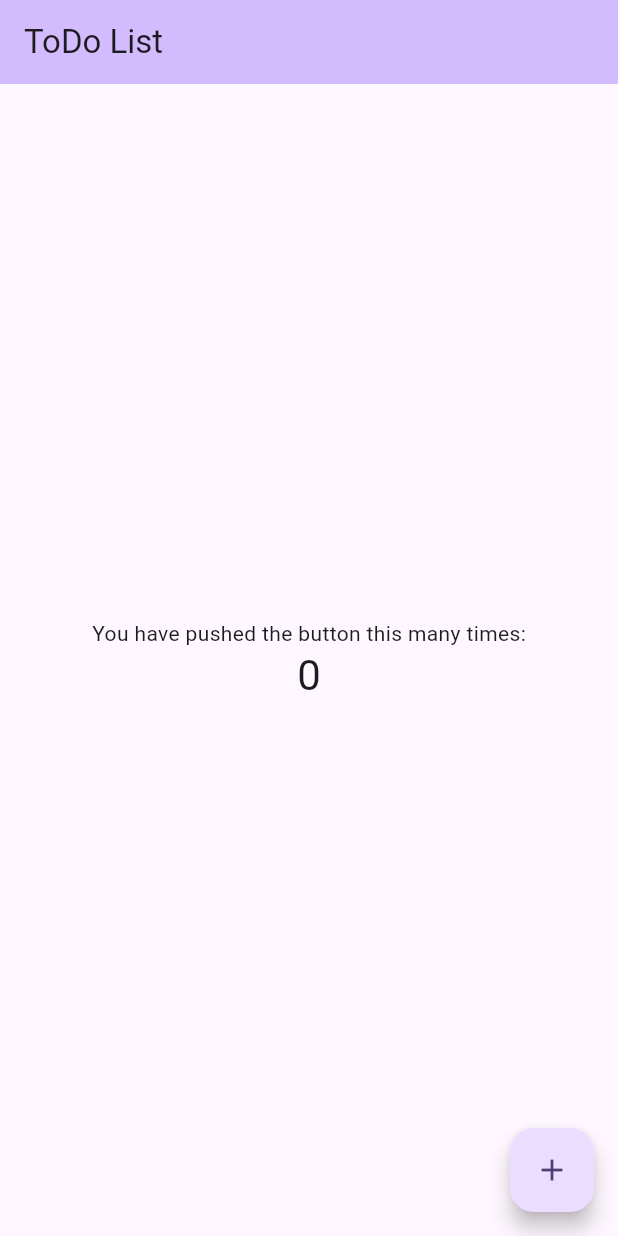
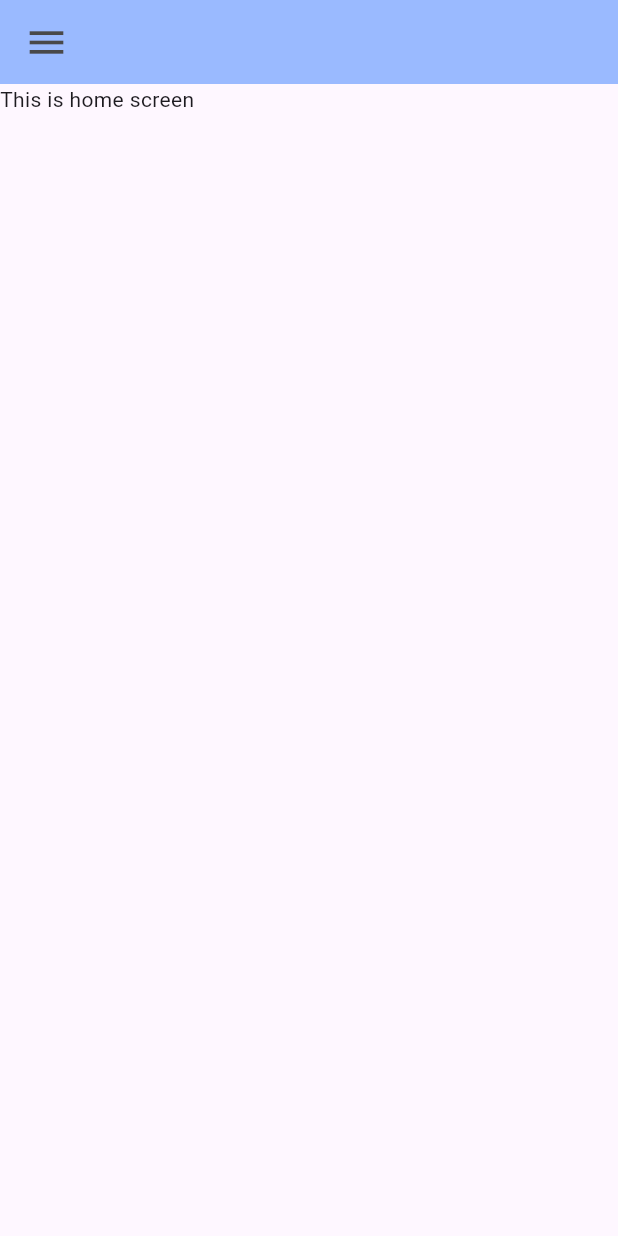
Before and after one commit to Tristan-Thompson876/To-do-list-app, a Flutter app: the screen it shows after launch, on a phone screen of 412 x 824 dp. Run offline on Flutter 3.47's test engine with Material 3 defaults, Android fonts, the phone set to English and light mode, and no system bars.

Commit message:
home page and icon

```diff
--- /dev/null
+++ b/to_do_list/lib/Screens/home.dart
@@ -0,0 +1,25 @@
+import 'package:flutter/material.dart';
+import 'package:to_do_list/constants/colors.dart';
+
+class Home extends StatelessWidget {
+  const Home();
+
+  @override
+  Widget build(BuildContext context){
+    return Scaffold(
+      appBar: AppBar(
+        backgroundColor: tLBlue,
+        title: Row(children: [
+          Icon(
+            Icons.menu,
+            color: tBlack,
+            size: 30,
+            )
+          ],),
+      ),
+      body: Container(
+        child: Text('This is home screen'),
+       ),
+    );
+  }
+}
--- a/to_do_list/lib/constants/colors.dart
+++ b/to_do_list/lib/constants/colors.dart
@@ -1,4 +1,11 @@
 import 'package:flutter/material.dart';
 
 //colours
-const Color blue = Color(0xFF5F52EE);
+const Color tRed = Color.fromARGB(255, 202, 72, 72);
+
+const Color tBlue = Color.fromARGB(255, 29, 17, 167);
+const Color tLBlue = Color.fromARGB(255, 154, 186, 255);
+
+const Color tBlack = Color.fromARGB(255, 73, 73, 73);
+const Color tGrey = Color.fromARGB(255, 107, 106, 106);
+const Color tWhite = Color.fromARGB(255, 255, 255, 255);
--- a/to_do_list/lib/main.dart
+++ b/to_do_list/lib/main.dart
@@ -1,4 +1,5 @@
 import 'package:flutter/material.dart';
+import 'package:to_do_list/Screens/home.dart';
 
 void main() {
   runApp(const MyApp());
@@ -10,116 +11,9 @@ class MyApp extends StatelessWidget {
   // This widget is the root of your application.
   @override
   Widget build(BuildContext context) {
-    return MaterialApp(
-      title: 'Flutter Demo',
-      theme: ThemeData(
-        // This is the theme of your application.
-        //
-        // TRY THIS: Try running your application with "flutter run". You'll see
-        // the application has a purple toolbar. Then, without quitting the app,
-        // try changing the seedColor in the colorScheme below to Colors.green
-        // and then invoke "hot reload" (save your changes or press the "hot
-        // reload" button in a Flutter-supported IDE, or press "r" if you used
-        // the command line to start the app).
-        //
-        // Notice that the counter didn't reset back to zero; the application
-        // state is not lost during the reload. To reset the state, use hot
-        // restart instead.
-        //
-        // This works for code too, not just values: Most code changes can be
-        // tested with just a hot reload.
-        colorScheme: ColorScheme.fromSeed(seedColor: Colors.deepPurple),
-        useMaterial3: true,
-      ),
-      home: const MyHomePage(title: 'ToDo List'),
+    return const MaterialApp(
+      title: 'ToDo App',
+      home: Home(),
     );
   }
 }
-
-class MyHomePage extends StatefulWidget {
-  const MyHomePage({super.key, required this.title});
-
-  // This widget is the home page of your application. It is stateful, meaning
-  // that it has a State object (defined below) that contains fields that affect
-  // how it looks.
-
-  // This class is the configuration for the state. It holds the values (in this
-  // case the title) provided by the parent (in this case the App widget) and
-  // used by the build method of the State. Fields in a Widget subclass are
-  // always marked "final".
-
-  final String title;
-
-  @override
-  State<MyHomePage> createState() => _MyHomePageState();
-}
-
-class _MyHomePageState extends State<MyHomePage> {
-  int _counter = 0;
-
-  void _incrementCounter() {
-    setState(() {
-      // This call to setState tells the Flutter framework that something has
-      // changed in this State, which causes it to rerun the build method below
-      // so that the display can reflect the updated values. If we changed
-      // _counter without calling setState(), then the build method would not be
-      // called again, and so nothing would appear to happen.
-      _counter++;
-    });
-  }
-
-  @override
-  Widget build(BuildContext context) {
-    // This method is rerun every time setState is called, for instance as done
-    // by the _incrementCounter method above.
-    //
-    // The Flutter framework has been optimized to make rerunning build methods
-    // fast, so that you can just rebuild anything that needs updating rather
-    // than having to individually change instances of widgets.
-    return Scaffold(
-      appBar: AppBar(
-        // TRY THIS: Try changing the color here to a specific color (to
-        // Colors.amber, perhaps?) and trigger a hot reload to see the AppBar
-        // change color while the other colors stay the same.
-        backgroundColor: Theme.of(context).colorScheme.inversePrimary,
-        // Here we take the value from the MyHomePage object that was created by
-        // the App.build method, and use it to set our appbar title.
-        title: Text(widget.title),
-      ),
-      body: Center(
-        // Center is a layout widget. It takes a single child and positions it
-        // in the middle of the parent.
-        child: Column(
-          // Column is also a layout widget. It takes a list of children and
-          // arranges them vertically. By default, it sizes itself to fit its
-          // children horizontally, and tries to be as tall as its parent.
-          //
-          // Column has various properties to control how it sizes itself and
-          // how it positions its children. Here we use mainAxisAlignment to
-          // center the children vertically; the main axis here is the vertical
-          // axis because Columns are vertical (the cross axis would be
-          // horizontal).
-          //
-          // TRY THIS: Invoke "debug painting" (choose the "Toggle Debug Paint"
-          // action in the IDE, or press "p" in the console), to see the
-          // wireframe for each widget.
-          mainAxisAlignment: MainAxisAlignment.center,
-          children: <Widget>[
-            const Text(
-              'You have pushed the button this many times:',
-            ),
-            Text(
-              '$_counter',
-              style: Theme.of(context).textTheme.headlineMedium,
-            ),
-          ],
-        ),
-      ),
-      floatingActionButton: FloatingActionButton(
-        onPressed: _incrementCounter,
-        tooltip: 'Increment',
-        child: const Icon(Icons.add),
-      ), // This trailing comma makes auto-formatting nicer for build methods.
-    );
-  }
-}
```
Also changed, not shown: 1 other file.
